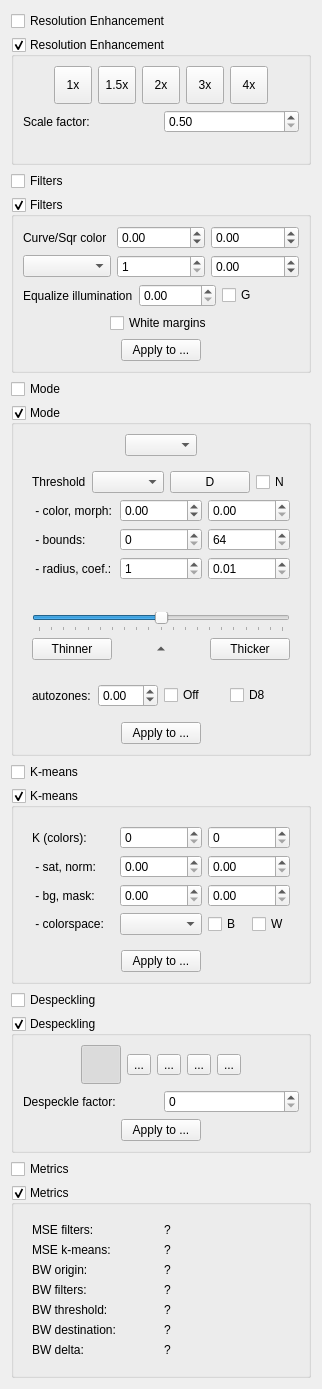
ImageProcessing-ElectronicPublications/scantailor-experimental, file src/stages/output/ui/OutputOptionsWidget.ui: the form before one commit.
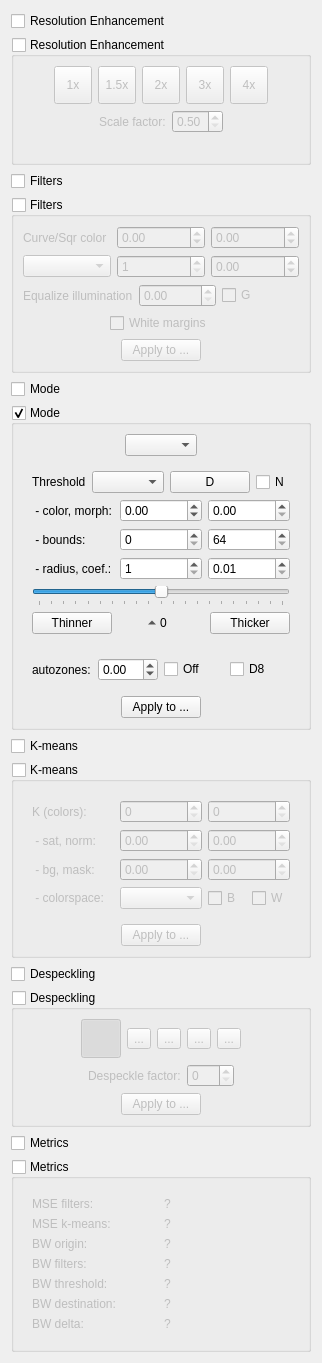
The form after the commit. Icons and pictures are not drawn.

Diff of the .ui file:
```diff
--- a/src/stages/output/ui/OutputOptionsWidget.ui
+++ b/src/stages/output/ui/OutputOptionsWidget.ui
@@ -38,6 +38,9 @@
      <property name="visible">
       <bool>false</bool>
      </property>
+     <property name="checked">
+      <bool>false</bool>
+     </property>
      <layout class="QVBoxLayout" name="scalingPanelVerticalLayout">
       <item>
        <layout class="QHBoxLayout" name="scalingPanelHorizontalLayout">
@@ -165,15 +168,30 @@
        </layout>
       </item>
       <item>
-       <layout class="QGridLayout" name="scaleFactorOptions">
-        <item row="0" column="0">
+       <layout class="QVBoxLayout" name="scaleFactorVerticalLayout">
+        <item>
+         <layout class="QHBoxLayout" name="scaleFactorHorizontalLayout">
+          <item>
+           <spacer name="scaleFactorHorizontalSpacer">
+            <property name="orientation">
+             <enum>Qt::Horizontal</enum>
+            </property>
+            <property name="sizeHint" stdset="0">
+             <size>
+              <width>40</width>
+              <height>20</height>
+             </size>
+            </property>
+           </spacer>
+          </item>
+          <item>
          <widget class="QLabel" name="scaleFactorLabel">
           <property name="text">
            <string>Scale factor:</string>
           </property>
          </widget>
         </item>
-        <item row="0" column="1">
+          <item>
          <widget class="QDoubleSpinBox" name="scaleFactor">
           <property name="toolTip">
            <string>Value is 0.5 .. 9.99.</string>
@@ -192,6 +210,21 @@
           </property>
          </widget>
         </item>
+          <item>
+           <spacer name="scaleFactorHorizontalSpacerEnd">
+            <property name="orientation">
+             <enum>Qt::Horizontal</enum>
+            </property>
+            <property name="sizeHint" stdset="0">
+             <size>
+              <width>40</width>
+              <height>20</height>
+             </size>
+            </property>
+           </spacer>
+          </item>
+         </layout>
+        </item>
        </layout>
       </item>
       <item>
@@ -234,6 +267,9 @@
      <property name="visible">
       <bool>false</bool>
      </property>
+     <property name="checked">
+      <bool>false</bool>
+     </property>
      <layout class="QVBoxLayout" name="fitersVerticalLayout">
       <item>
        <layout class="QGridLayout" name="filterColorOptions">
@@ -379,8 +415,6 @@
            </property>
           </spacer>
          </item>
-         <item>
-          <layout class="QVBoxLayout" name="verticalLayout_3">
            <item>
             <widget class="QCheckBox" name="whiteMarginsCB">
              <property name="text">
@@ -388,8 +422,6 @@
              </property>
             </widget>
            </item>
-          </layout>
-         </item>
          <item>
           <spacer name="horizontalSpacer_14">
            <property name="orientation">
@@ -470,7 +502,13 @@
      <property name="checkable">
       <bool>true</bool>
      </property>
-     <layout class="QVBoxLayout" name="verticalLayout_4">
+     <property name="visible">
+      <bool>true</bool>
+     </property>
+     <property name="checked">
+      <bool>true</bool>
+     </property>
+     <layout class="QVBoxLayout" name="modeVerticalLayout">
       <item>
        <layout class="QHBoxLayout" name="horizontalLayout_2">
         <item>
@@ -660,43 +698,6 @@
            </item>
           </layout>
          </item>
-         <item>
-          <layout class="QHBoxLayout" name="horizontalLayout_12">
-           <item>
-            <spacer name="horizontalSpacer_22">
-             <property name="orientation">
-              <enum>Qt::Horizontal</enum>
-             </property>
-             <property name="sizeHint" stdset="0">
-              <size>
-               <width>40</width>
-               <height>20</height>
-              </size>
-             </property>
-            </spacer>
-           </item>
-           <item>
-            <widget class="QLabel" name="thresholLabel">
-             <property name="text">
-              <string/>
-             </property>
-            </widget>
-           </item>
-           <item>
-            <spacer name="horizontalSpacer_21">
-             <property name="orientation">
-              <enum>Qt::Horizontal</enum>
-             </property>
-             <property name="sizeHint" stdset="0">
-              <size>
-               <width>40</width>
-               <height>20</height>
-              </size>
-             </property>
-            </spacer>
-           </item>
-          </layout>
-         </item>
          <item>
           <widget class="QSlider" name="thresholdSlider">
            <property name="minimum">
@@ -762,7 +763,7 @@
               <cursorShape>PointingHandCursor</cursorShape>
              </property>
              <property name="text">
-              <string/>
+              <string>0</string>
              </property>
              <property name="iconSize">
               <size>
@@ -771,7 +772,7 @@
               </size>
              </property>
              <property name="toolButtonStyle">
-              <enum>Qt::ToolButtonIconOnly</enum>
+              <enum>Qt::ToolButtonTextBesideIcon</enum>
              </property>
              <property name="autoRaise">
               <bool>true</bool>
@@ -928,6 +929,9 @@
      <property name="visible">
       <bool>false</bool>
      </property>
+     <property name="checked">
+      <bool>false</bool>
+     </property>
      <layout class="QVBoxLayout" name="verticalLayout_kmeans4">
       <item>
        <widget class="QWidget" name="kmeansOptions" native="true">
@@ -1155,9 +1159,12 @@
      <property name="visible">
       <bool>false</bool>
      </property>
-     <layout class="QVBoxLayout" name="verticalLayout_5">
+     <property name="checked">
+      <bool>false</bool>
+     </property>
+     <layout class="QVBoxLayout" name="despeckleVerticalLayout">
       <item>
-       <layout class="QHBoxLayout" name="horizontalLayout">
+       <layout class="QHBoxLayout" name="despeckleHorizontalLayout">
         <property name="spacing">
          <number>6</number>
         </property>
@@ -1319,15 +1326,28 @@
        </layout>
       </item>
       <item>
-       <layout class="QGridLayout" name="despeckleCustomOptions">
-        <item row="0" column="0">
+       <layout class="QHBoxLayout" name="despeckleCustomOptions">
+        <item>
+         <spacer name="despeckleCustomHorizontalSpacer">
+          <property name="orientation">
+           <enum>Qt::Horizontal</enum>
+          </property>
+          <property name="sizeHint" stdset="0">
+           <size>
+            <width>0</width>
+            <height>20</height>
+           </size>
+          </property>
+         </spacer>
+        </item>
+        <item>
          <widget class="QLabel" name="despeckleFactorLabel">
           <property name="text">
            <string>Despeckle factor:</string>
           </property>
          </widget>
         </item>
-        <item row="0" column="1">
+        <item>
          <widget class="QSpinBox" name="despeckleFactor">
           <property name="toolTip">
            <string>Value is 0 .. 300.</string>
@@ -1340,10 +1360,23 @@
           </property>
          </widget>
         </item>
+        <item>
+         <spacer name="despeckleCustomHorizontalSpacerEnd">
+          <property name="orientation">
+           <enum>Qt::Horizontal</enum>
+          </property>
+          <property name="sizeHint" stdset="0">
+           <size>
+            <width>0</width>
+            <height>20</height>
+           </size>
+          </property>
+         </spacer>
+        </item>
        </layout>
       </item>
       <item>
-       <layout class="QHBoxLayout" name="horizontalLayout_9">
+       <layout class="QHBoxLayout" name="despeckleApplyHorizontalLayout">
         <item>
          <spacer name="horizontalSpacer_15">
           <property name="orientation">
@@ -1409,6 +1442,9 @@
      <property name="visible">
       <bool>false</bool>
      </property>
+     <property name="checked">
+      <bool>false</bool>
+     </property>
      <layout class="QVBoxLayout" name="verticalLayout_metrics">
       <item>
        <widget class="QWidget" name="metricsOptions" native="true">
```
Left out of the diff: 28 changed lines with no effect on the pictures. Lines whose indentation alone changed are shown as unchanged.
